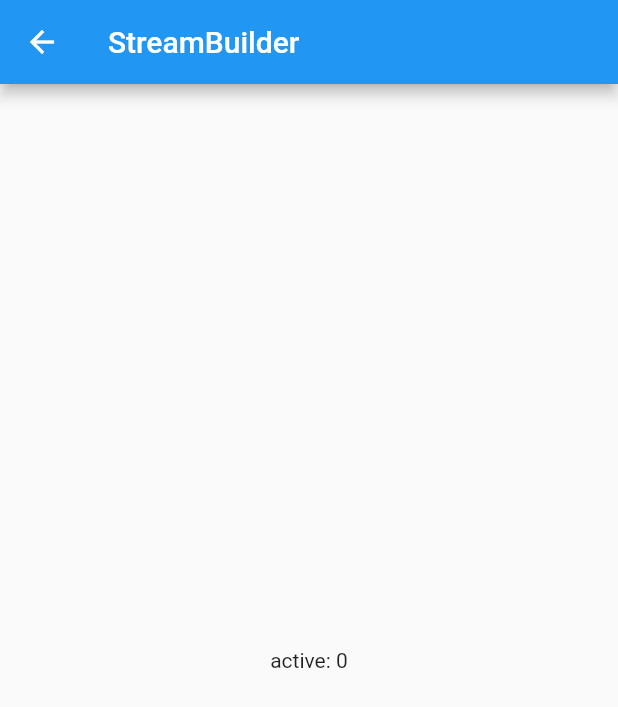
After one commit to jhj24/flutter_app, a Flutter app: the AsyncStreamRefreshUI screen opened directly, on a phone screen of 412 x 824 dp. The commit adds this screen. Shown: the top 707 px of the screen. Run offline on Flutter 3.47's test engine with Material 2 defaults, Android fonts, the phone set to English and light mode, and no system bars.

Commit message:
异步刷新UI

```diff
--- /dev/null
+++ b/lib/async_stream_refresh_ui.dart
@@ -0,0 +1,43 @@
+import 'package:flutter/material.dart';
+
+class AsyncStreamRefreshUI extends StatefulWidget {
+  @override
+  State<StatefulWidget> createState() {
+    return _AsyncStreamRefreshUI();
+  }
+}
+
+class _AsyncStreamRefreshUI extends State<AsyncStreamRefreshUI> {
+  Stream<int> _counter() {
+    return Stream.periodic(Duration(seconds: 1), (i) {
+      return i;
+    });
+  }
+
+  @override
+  Widget build(BuildContext context) {
+    return Scaffold(
+      appBar: AppBar(
+        title: Text("StreamBuilder"),
+      ),
+      body: Center(
+        child: StreamBuilder(
+            stream: _counter(),
+            builder: (context, builder) {
+              if (builder.hasError) return Text('Error: ${builder.error}');
+              switch (builder.connectionState) {
+                case ConnectionState.none:
+                  return Text('没有Stream');
+                case ConnectionState.waiting:
+                  return Text('等待数据...');
+                case ConnectionState.active:
+                  return Text('active: ${builder.data}');
+                case ConnectionState.done:
+                  return Text('Stream已关闭');
+              }
+              return null; // unreachable
+            }),
+      ),
+    );
+  }
+}
```
Also changed, not shown: lib/async_refresh_ui.dart (added, +41 -0 lines), lib/main.dart (+24 -0 lines).
